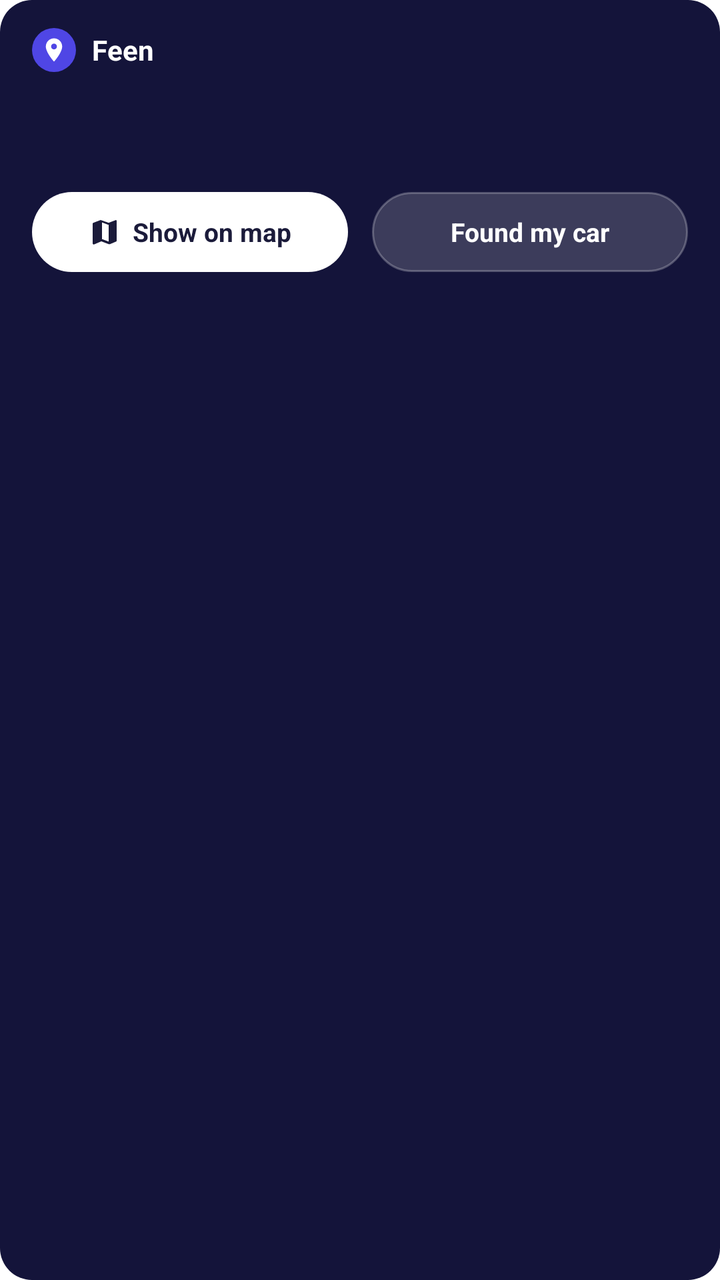
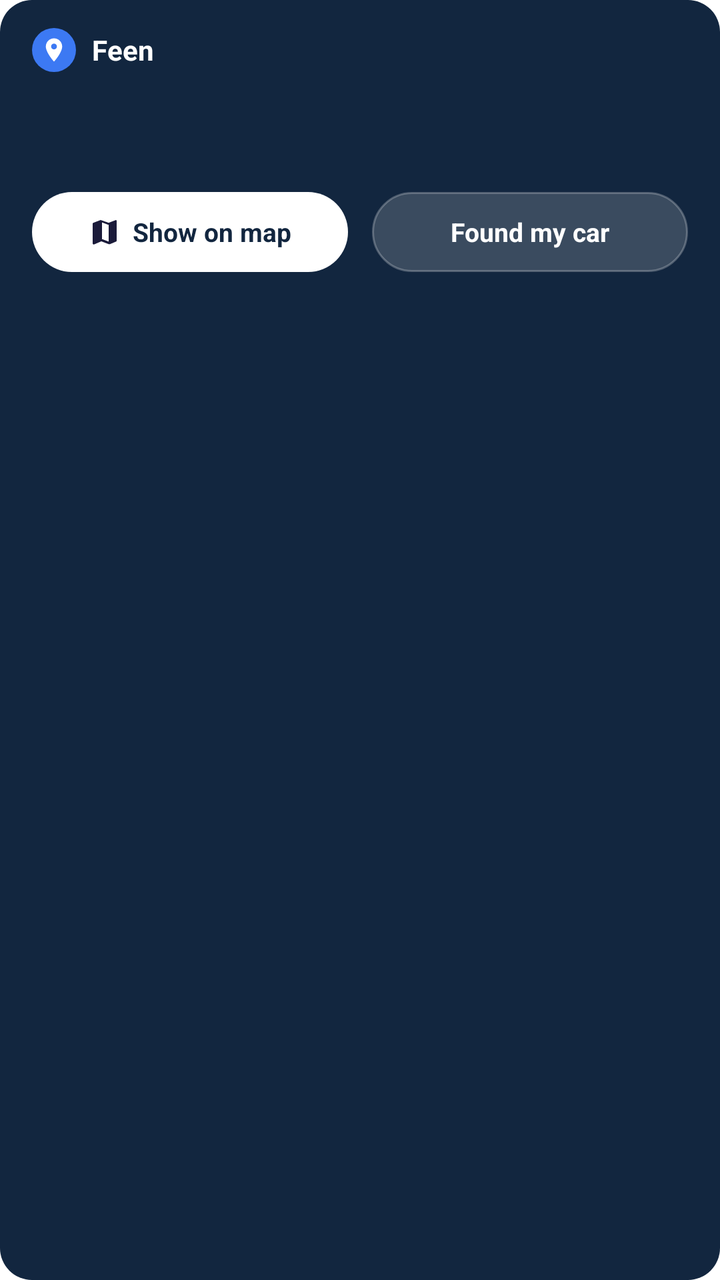

Before-and-after screenshots of an Android layout around one commit, followed by the original layout XML and the change that was made.
<!-- AndroidManifest.xml: fallback theme Theme.MaterialComponents.DayNight.NoActionBar -->
<!-- res/layout/notification_car_tracking_expanded.xml -->
<?xml version="1.0" encoding="utf-8"?>
<LinearLayout xmlns:android="http://schemas.android.com/apk/res/android"
    android:id="@+id/notification_root"
    android:layout_width="match_parent"
    android:layout_height="wrap_content"
    android:orientation="vertical"
    android:background="@drawable/notification_bg"
    android:paddingStart="16dp"
    android:paddingEnd="16dp"
    android:paddingTop="14dp"
    android:paddingBottom="14dp">

    
    <RelativeLayout
        android:layout_width="match_parent"
        android:layout_height="wrap_content">

        <LinearLayout
            android:layout_width="wrap_content"
            android:layout_height="wrap_content"
            android:layout_alignParentStart="true"
            android:layout_centerVertical="true"
            android:orientation="horizontal"
            android:gravity="center_vertical">

            <ImageView
                android:layout_width="22dp"
                android:layout_height="22dp"
                android:background="@drawable/badge_icon_indigo"
                android:padding="4dp"
                android:src="@drawable/ic_stat_feen"
                android:contentDescription="@null" />

            <TextView
                android:id="@+id/tv_app_name"
                android:layout_width="wrap_content"
                android:layout_height="wrap_content"
                android:layout_marginStart="8dp"
                android:text="@string/app_name"
                android:textColor="#FFFFFF"
                android:textSize="14sp"
                android:textStyle="bold" />
        </LinearLayout>

        <TextView
            android:id="@+id/tv_parked_time"
            android:layout_width="wrap_content"
            android:layout_height="wrap_content"
            android:layout_alignParentEnd="true"
            android:layout_centerVertical="true"
            android:textColor="#B3FFFFFF"
            android:textSize="12sp" />
    </RelativeLayout>

    
    <LinearLayout
        android:layout_width="match_parent"
        android:layout_height="wrap_content"
        android:layout_marginTop="8dp"
        android:layout_marginBottom="12dp"
        android:orientation="horizontal"
        android:gravity="bottom">

        <TextView
            android:id="@+id/tv_distance"
            android:layout_width="wrap_content"
            android:layout_height="wrap_content"
            android:textColor="#FFFFFF"
            android:textSize="34sp"
            android:textStyle="bold"
            android:includeFontPadding="false" />

        <TextView
            android:id="@+id/tv_detail"
            android:layout_width="0dp"
            android:layout_height="wrap_content"
            android:layout_weight="1"
            android:layout_marginStart="10dp"
            android:layout_marginBottom="4dp"
            android:textColor="#E6FFFFFF"
            android:textSize="14sp"
            android:textStyle="bold"
            android:singleLine="true"
            android:ellipsize="end" />
    </LinearLayout>

    
    <LinearLayout
        android:layout_width="match_parent"
        android:layout_height="40dp"
        android:orientation="horizontal"
        android:gravity="center_vertical">

        
        <LinearLayout
            android:id="@+id/btn_show_on_map"
            android:layout_width="0dp"
            android:layout_height="match_parent"
            android:layout_weight="1"
            android:layout_marginEnd="6dp"
            android:background="@drawable/btn_pill_white"
            android:gravity="center"
            android:orientation="horizontal">

            <ImageView
                android:layout_width="16dp"
                android:layout_height="16dp"
                android:layout_marginEnd="6dp"
                android:src="@drawable/ic_map_fill"
                android:contentDescription="@null" />

            <TextView
                android:id="@+id/tv_btn_map_label"
                android:layout_width="wrap_content"
                android:layout_height="wrap_content"
                android:text="@string/car_tracking_action_show_on_map"
                android:textColor="#1B1B3A"
                android:textSize="13sp"
                android:textStyle="bold" />
        </LinearLayout>

        
        <LinearLayout
            android:id="@+id/btn_found_car"
            android:layout_width="0dp"
            android:layout_height="match_parent"
            android:layout_weight="1"
            android:layout_marginStart="6dp"
            android:background="@drawable/btn_pill_translucent"
            android:gravity="center"
            android:orientation="horizontal">

            <TextView
                android:id="@+id/tv_btn_found_label"
                android:layout_width="wrap_content"
                android:layout_height="wrap_content"
                android:text="@string/car_tracking_action_found_car"
                android:textColor="#FFFFFF"
                android:textSize="13sp"
                android:textStyle="bold" />
        </LinearLayout>
    </LinearLayout>
</LinearLayout>
<!-- resources referenced by this layout -->
<resources>
  <!-- drawable badge_icon_indigo (drawable) -->
  <?xml version="1.0" encoding="utf-8"?>
  <shape xmlns:android="http://schemas.android.com/apk/res/android"
      android:shape="oval">
      <solid android:color="#4F46E5" />
  </shape>
  <!-- drawable btn_pill_translucent (drawable) -->
  <?xml version="1.0" encoding="utf-8"?>
  <shape xmlns:android="http://schemas.android.com/apk/res/android"
      android:shape="rectangle">
      <solid android:color="#2BFFFFFF" />
      <stroke
          android:width="1dp"
          android:color="#40FFFFFF" />
      <corners android:radius="20dp" />
  </shape>
  <!-- drawable btn_pill_white (drawable) -->
  <?xml version="1.0" encoding="utf-8"?>
  <shape xmlns:android="http://schemas.android.com/apk/res/android"
      android:shape="rectangle">
      <solid android:color="#FFFFFF" />
      <corners android:radius="20dp" />
  </shape>
  <!-- drawable ic_map_fill (drawable) -->
  <?xml version="1.0" encoding="utf-8"?>
  <vector xmlns:android="http://schemas.android.com/apk/res/android"
      android:width="24dp"
      android:height="24dp"
      android:viewportWidth="24"
      android:viewportHeight="24">
      <path
          android:fillColor="#1B1B3A"
          android:pathData="M20.5,3l-5.5,2.1L9,3 3.5,5.1C3.2,5.2 3,5.5 3,5.9V20.5c0,0.6 0.6,1 1.1,0.8L9.5,19 15,21.1c0.3,0.1 0.7,0.1 1,0l4.5,-1.9c0.3,-0.1 0.5,-0.4 0.5,-0.7V3.8c0,-0.6 -0.6,-1 -1,-0.8zM15,19.2l-5,-1.9V4.8l5,1.9v12.5z"/>
  </vector>
  <!-- drawable ic_stat_feen (drawable) -->
  <vector xmlns:android="http://schemas.android.com/apk/res/android"
      android:width="24dp"
      android:height="24dp"
      android:viewportWidth="24"
      android:viewportHeight="24">
      <path
          android:fillColor="#FFFFFFFF"
          android:pathData="M12,2C8.13,2 5,5.13 5,9c0,5.25 7,13 7,13s7,-7.75 7,-13c0,-3.87 -3.13,-7 -7,-7zM12,11.5c-1.38,0 -2.5,-1.12 -2.5,-2.5s1.12,-2.5 2.5,-2.5 2.5,1.12 2.5,2.5 -1.12,2.5 -2.5,2.5z"/>
  </vector>
  <!-- drawable notification_bg (drawable) -->
  <?xml version="1.0" encoding="utf-8"?>
  <shape xmlns:android="http://schemas.android.com/apk/res/android"
      android:shape="rectangle">
      <solid android:color="#14143A" />
      <corners android:radius="16dp" />
  </shape>
  <string name="app_name">Feen</string>
  <string name="car_tracking_action_found_car">Found my car</string>
  <string name="car_tracking_action_show_on_map">Show on map</string>
</resources>

<!-- the commit's change to res/layout/notification_car_tracking_expanded.xml (unified diff, before → after) -->
@@ -114,7 +114,7 @@
                 android:layout_width="wrap_content"
                 android:layout_height="wrap_content"
                 android:text="@string/car_tracking_action_show_on_map"
-                android:textColor="#1B1B3A"
+                android:textColor="#12263F"
                 android:textSize="13sp"
                 android:textStyle="bold" />
         </LinearLayout>
<!-- resource entries referenced after the edit -->
@@ -2,9 +2,10 @@
 <resources>
   <!-- drawable badge_icon_indigo (drawable) -->
   <?xml version="1.0" encoding="utf-8"?>
-  <shape xmlns:android="http://schemas.android.com/apk/res/android"
+  <shape 
+      xmlns:android="http://schemas.android.com/apk/res/android"
       android:shape="oval">
-      <solid android:color="#4F46E5" />
+      <solid android:color="#3C79F3" />
   </shape>
   <!-- drawable btn_pill_translucent (drawable) -->
   <?xml version="1.0" encoding="utf-8"?>
@@ -48,7 +49,7 @@
   <?xml version="1.0" encoding="utf-8"?>
   <shape xmlns:android="http://schemas.android.com/apk/res/android"
       android:shape="rectangle">
-      <solid android:color="#14143A" />
+      <solid android:color="#12263F" />
       <corners android:radius="16dp" />
   </shape>
   <string name="app_name">Feen</string>
